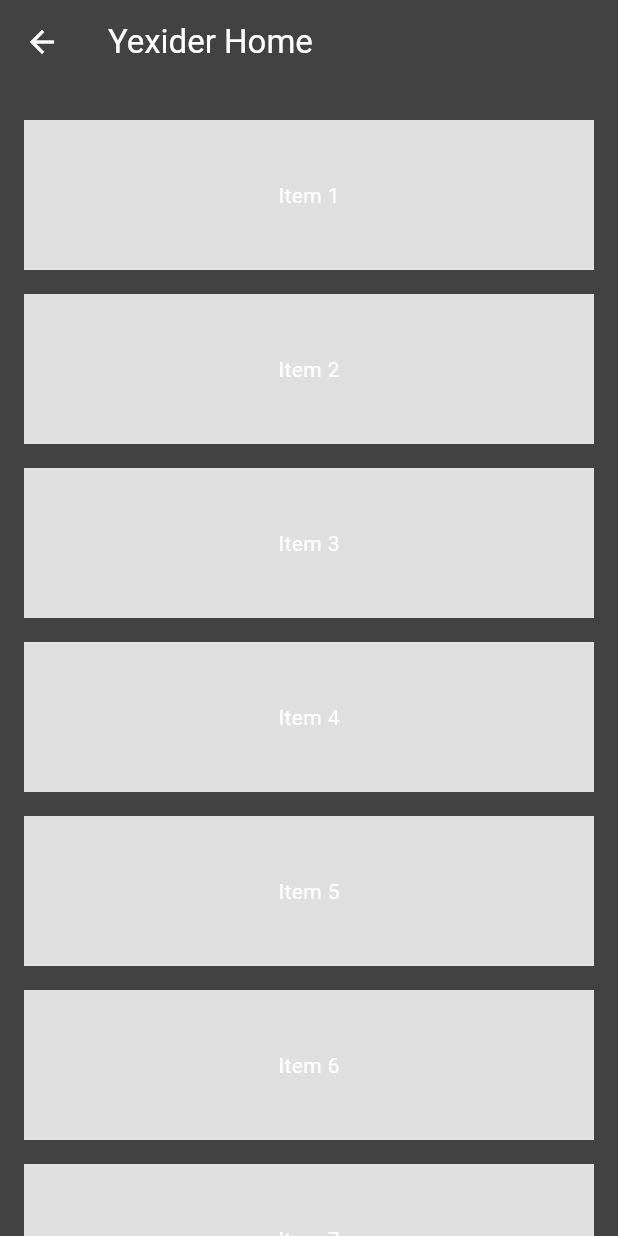
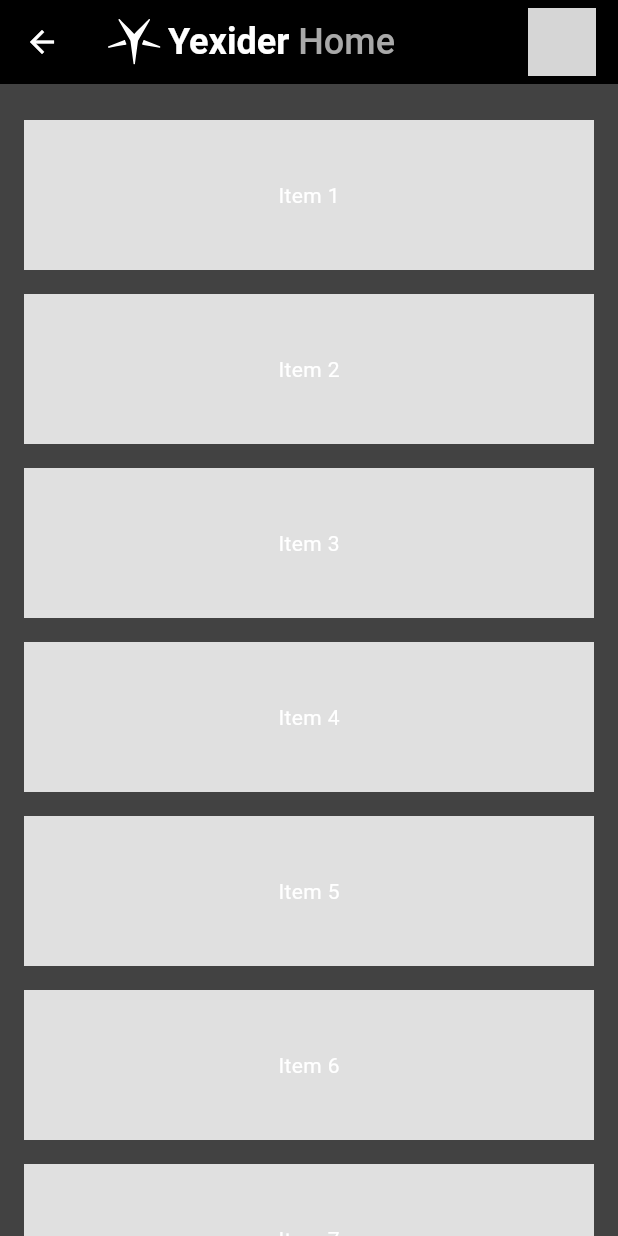
Before and after one commit to astynate/Instend-Client, a Flutter app: the HomePageLayout screen opened directly, on a phone screen of 412 x 824 dp. Run offline on Flutter 3.47's test engine with Material 3 defaults, Android fonts, the phone set to English and light mode, and no system bars; our stand-ins replace flutter_mobx, flutter_secure_storage, flutter_svg, mobx; accounts and stored records are empty; generated files the repository leaves out were written again; network calls fail; project files that could hold a hidden picture were left out; grey boxes are pictures that could not be loaded.

Commit message:
Added user state, refactored Bottom panel, header ui added bottom pop-up

```diff
--- a/Yexider.Application/yexder_mobile_client/lib/global/interceptors/main_interceptor.dart
+++ b/Yexider.Application/yexder_mobile_client/lib/global/interceptors/main_interceptor.dart
@@ -52,7 +52,7 @@ enum YexiderContentTypes {
 
 class YexiderHttpClient {
   static const int _timeOut = 7;
-  static const String _baseUrl = "http://localhost:5000"; // Web: "http://localhost:5000" | Emulator: "http://10.0.2.2:5000"
+  static const String _baseUrl = "http://10.0.2.2:5000"; // Web: "http://localhost:5000" | Emulator: "http://10.0.2.2:5000"
 
   static Future<Map<String, String>> _getHeaders(Map<String, String>? headers, YexiderContentTypes? contentType) async {
     Map<String, String> combinedHeaders = {
--- /dev/null
+++ b/Yexider.Application/yexder_mobile_client/lib/global/models/account/friend_model.dart
@@ -0,0 +1,6 @@
+class FriendModel {
+  String? id;
+  String? userId;
+  String? ownerId;
+  bool? isSubmited;
+}
--- a/Yexider.Application/yexder_mobile_client/lib/main.dart
+++ b/Yexider.Application/yexder_mobile_client/lib/main.dart
@@ -1,5 +1,4 @@
 import 'package:flutter/material.dart';
-import 'package:yexder_mobile_client/global/models/system/application_state.dart';
 import 'package:yexder_mobile_client/services/proxy/pages/authorization/authorization.dart';
 
 void main() {
--- /dev/null
+++ b/Yexider.Application/yexder_mobile_client/lib/services/cloud/elements/avatar/avatar.dart
@@ -0,0 +1,47 @@
+import 'dart:convert';
+import 'dart:typed_data';
+import 'package:flutter/material.dart';
+
+class AvatarElement extends StatefulWidget {
+  final String base64String;
+  final Size size;
+  final double borderRadius;
+  VoidCallback? onClick;
+
+  AvatarElement({
+    super.key,
+    required this.base64String,
+    required this.size,
+    required this.borderRadius,
+    this.onClick
+  });
+
+  @override
+  State<AvatarElement> createState() => _AvatarElementState();
+}
+
+class _AvatarElementState extends State<AvatarElement> {
+  late Uint8List byteArray;
+
+  @override
+  void initState() {
+    super.initState();
+    byteArray = base64Decode(widget.base64String);
+  }
+
+  @override
+  Widget build(BuildContext context) {
+    return GestureDetector (
+      onTap: widget.onClick,
+      child: ClipRRect(
+        borderRadius: BorderRadius.circular(widget.borderRadius), // Adjust the radius as needed
+        child: Image.memory(
+          byteArray,
+          width: widget.size.width,
+          height: widget.size.height,
+          fit: BoxFit.cover, // Choose the appropriate fit for your use case
+        ),
+      ),
+    );
+  }
+}
--- a/Yexider.Application/yexder_mobile_client/lib/services/cloud/layout/layout.dart
+++ b/Yexider.Application/yexder_mobile_client/lib/services/cloud/layout/layout.dart
@@ -25,7 +25,7 @@ class Layout extends StatelessWidget {
       builder: (context) {
         return Scaffold(
           body: _pages[applicationState.currentIndex],
-          bottomNavigationBar: const NavigationPanel()
+          bottomNavigationBar: const YexiderNavigationPanel()
         );
       }
     );
--- a/Yexider.Application/yexder_mobile_client/lib/services/cloud/pages/home/layout/home_page_layout.dart
+++ b/Yexider.Application/yexder_mobile_client/lib/services/cloud/pages/home/layout/home_page_layout.dart
@@ -1,4 +1,5 @@
 import 'package:flutter/material.dart';
+import 'package:yexder_mobile_client/services/cloud/widgets/main_header/main_header.dart';
 
 class HomePageLayout extends StatelessWidget {
   const HomePageLayout({super.key});
@@ -6,8 +7,9 @@ class HomePageLayout extends StatelessWidget {
   @override
   Widget build(BuildContext context) {
     return Scaffold(
-      appBar: AppBar(
-        title: const Text('Yexider Home'),
+      appBar:  PreferredSize(
+        preferredSize: AppBar().preferredSize,
+        child: const YexiderHeader(title: "Home"),
       ),
       body: SingleChildScrollView(
         child: Padding(
--- /dev/null
+++ b/Yexider.Application/yexder_mobile_client/lib/services/cloud/widgets/main_header/main_header.dart
@@ -0,0 +1,62 @@
+import 'package:flutter/material.dart';
+import 'package:flutter_svg/svg.dart';
+import 'package:yexder_mobile_client/global/models/system/application_state.dart';
+import 'package:yexder_mobile_client/services/cloud/elements/avatar/avatar.dart';
+import 'package:yexder_mobile_client/services/cloud/state/user_state.dart';
+
+class YexiderHeader extends StatelessWidget {
+  final String title;
+
+  const YexiderHeader({super.key, required this.title});
+
+  @override
+  Widget build(BuildContext context) {
+    return AppBar(
+      backgroundColor: Theme.of(context).colorScheme.onSecondary,
+      surfaceTintColor: Colors.transparent,
+      actions: [
+        Padding(
+          padding: const EdgeInsets.only(right: 15.0),
+          child: AvatarElement(
+            base64String: userState.user?.avatar ?? "",
+            size: const Size(45, 45),
+            borderRadius: 45,
+            onClick: () {
+              applicationState.showModalBottomPanel(context);
+            },
+          ),
+        )
+      ],
+      title: Row(
+        crossAxisAlignment: CrossAxisAlignment.center,
+        children: [
+          Padding(
+            padding: const EdgeInsets.only(right: 5.0, bottom: 5.0),
+            child: ColorFiltered(
+              colorFilter: const ColorFilter.matrix(<double>[
+                -1, 0, 0, 0, 255,
+                0, -1, 0, 0, 255,
+                0, 0, -1, 0, 255,
+                0, 0, 0, 1, 0,
+              ]),
+              child: SvgPicture.asset(
+                "assets/icons/company-logo.svg",
+                semanticsLabel: "None",
+                width: 35.0,
+                height: 35.0,
+              ),
+            ),
+          ),
+          const Text(
+            'Yexider ',
+            style: TextStyle(fontWeight: FontWeight.bold, fontSize: 24.0),
+          ),
+          Text(
+            title,
+            style: const TextStyle(fontWeight: FontWeight.w500, fontSize: 24.0, color: Color.fromARGB(255, 169, 169, 169)),
+          ),
+        ],
+      )
+    );
+  }
+}
```
Also changed, not shown: Yexider.Application/yexder_mobile_client/lib/global/models/account/user_model.dart (+32 -81 lines), Yexider.Application/yexder_mobile_client/lib/global/models/system/application_state.dart (+27 -0 lines), Yexider.Application/yexder_mobile_client/lib/services/cloud/elements/navigation_button/navigation_button.dart (+32 -14 lines), Yexider.Application/yexder_mobile_client/lib/services/cloud/state/user_state.dart (added, +35 -0 lines), Yexider.Application/yexder_mobile_client/lib/services/cloud/widgets/navigation_panel/navigation_panel.dart (+61 -25 lines), Yexider.Application/yexder_mobile_client/lib/services/proxy/pages/authorization/authorization.dart (+19 -2 lines), Yexider.Application/yexder_mobile_client/lib/services/cloud/state/account_state.dart (deleted), Yexider.Application/yexder_mobile_client/lib/services/cloud/state/user_state.g.dart (added).
